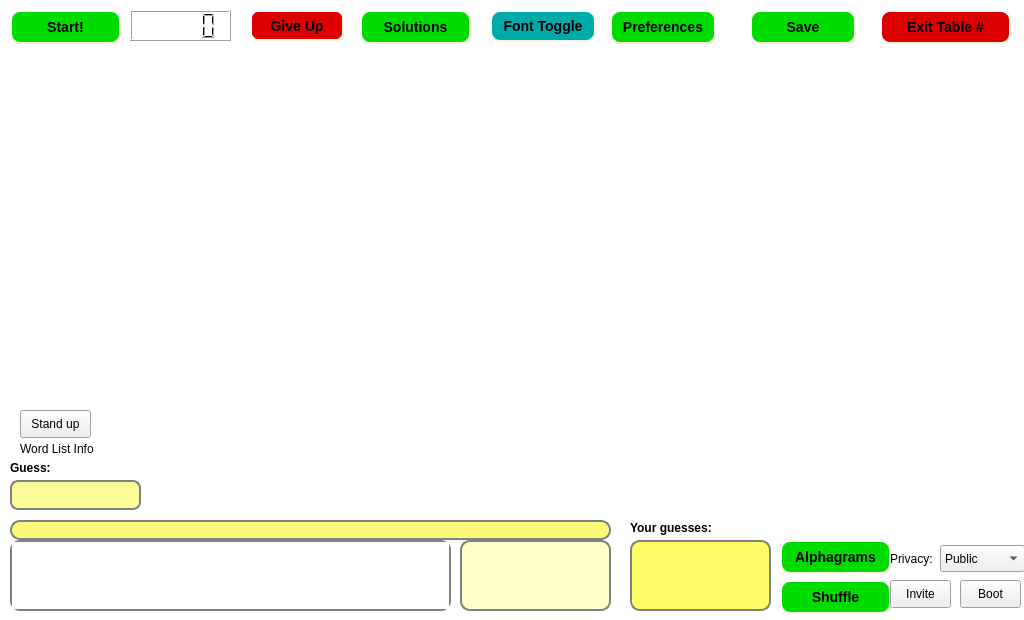
This is aerolith/trunk/src/aerolithclient/tableForm.ui in domino14/aerolithdesktop as Qt 5 draws it before an edit. The edited form follows.
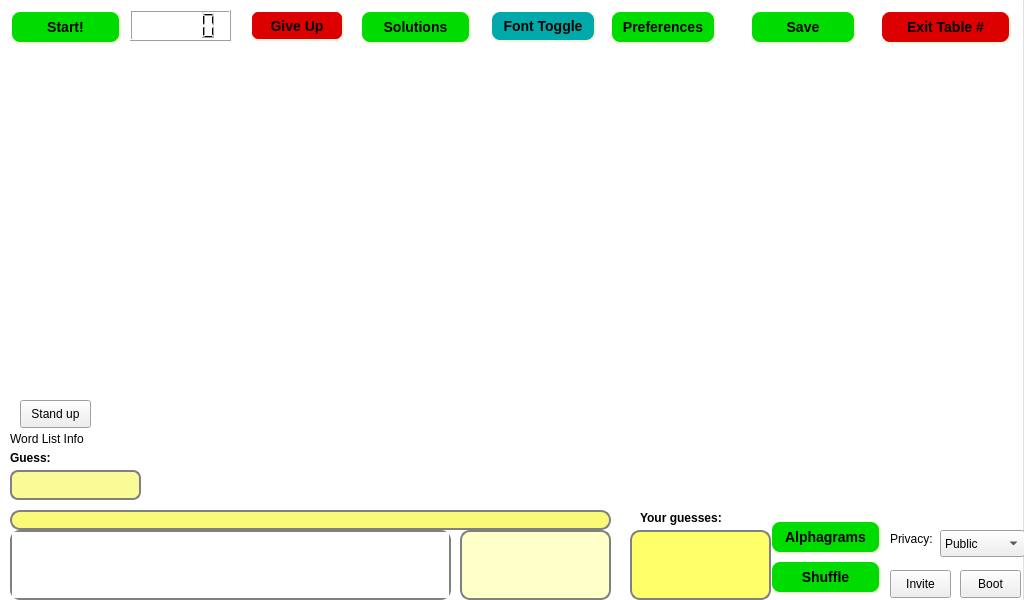
This is the edited form. Custom widgets are drawn as their Qt base class.

```diff
--- a/aerolith/trunk/src/aerolithclient/tableForm.ui
+++ b/aerolith/trunk/src/aerolithclient/tableForm.ui
@@ -7,7 +7,7 @@
     <x>0</x>
     <y>0</y>
     <width>1024</width>
-    <height>620</height>
+    <height>600</height>
    </rect>
   </property>
   <property name="sizePolicy">
@@ -19,7 +19,7 @@
   <property name="minimumSize">
    <size>
     <width>1024</width>
-    <height>620</height>
+    <height>600</height>
    </size>
   </property>
   <property name="maximumSize">
@@ -103,8 +103,8 @@
     <rect>
      <x>-1</x>
      <y>0</y>
-     <width>1031</width>
-     <height>621</height>
+     <width>1024</width>
+     <height>600</height>
     </rect>
    </property>
    <property name="cursor" stdset="0">
@@ -135,8 +135,8 @@
   <widget class="QPushButton" name="pushButtonAlphagrams">
    <property name="geometry">
     <rect>
-     <x>780</x>
-     <y>540</y>
+     <x>770</x>
+     <y>520</y>
      <width>111</width>
      <height>34</height>
     </rect>
@@ -171,8 +171,8 @@
   <widget class="QPushButton" name="pushButtonShuffle">
    <property name="geometry">
     <rect>
-     <x>780</x>
-     <y>580</y>
+     <x>770</x>
+     <y>560</y>
      <width>111</width>
      <height>34</height>
     </rect>
@@ -349,7 +349,7 @@
    <property name="geometry">
     <rect>
      <x>10</x>
-     <y>480</y>
+     <y>470</y>
      <width>131</width>
      <height>30</height>
     </rect>
@@ -373,7 +373,7 @@
    <property name="geometry">
     <rect>
      <x>10</x>
-     <y>460</y>
+     <y>450</y>
      <width>61</width>
      <height>16</height>
     </rect>
@@ -386,7 +386,7 @@
    <property name="geometry">
     <rect>
      <x>10</x>
-     <y>520</y>
+     <y>510</y>
      <width>601</width>
      <height>20</height>
     </rect>
@@ -409,9 +409,9 @@
    <property name="geometry">
     <rect>
      <x>10</x>
-     <y>540</y>
+     <y>530</y>
      <width>441</width>
-     <height>71</height>
+     <height>70</height>
     </rect>
    </property>
    <property name="focusPolicy">
@@ -431,9 +431,9 @@
    <property name="geometry">
     <rect>
      <x>460</x>
-     <y>540</y>
+     <y>530</y>
      <width>151</width>
-     <height>71</height>
+     <height>70</height>
     </rect>
    </property>
    <property name="focusPolicy">
@@ -451,9 +451,9 @@
    <property name="geometry">
     <rect>
      <x>630</x>
-     <y>540</y>
+     <y>530</y>
      <width>141</width>
-     <height>71</height>
+     <height>70</height>
     </rect>
    </property>
    <property name="focusPolicy">
@@ -473,8 +473,8 @@
   <widget class="QLabel" name="labelYourGuesses">
    <property name="geometry">
     <rect>
-     <x>630</x>
-     <y>520</y>
+     <x>640</x>
+     <y>510</y>
      <width>101</width>
      <height>16</height>
     </rect>
@@ -522,8 +522,8 @@
   <widget class="QLabel" name="labelWordListInfo">
    <property name="geometry">
     <rect>
-     <x>20</x>
-     <y>440</y>
+     <x>10</x>
+     <y>430</y>
      <width>121</width>
      <height>18</height>
     </rect>
@@ -644,7 +644,7 @@
    <property name="geometry">
     <rect>
      <x>940</x>
-     <y>545</y>
+     <y>530</y>
      <width>85</width>
      <height>27</height>
     </rect>
@@ -667,7 +667,7 @@
    <property name="geometry">
     <rect>
      <x>890</x>
-     <y>550</y>
+     <y>530</y>
      <width>51</width>
      <height>18</height>
     </rect>
@@ -680,7 +680,7 @@
    <property name="geometry">
     <rect>
      <x>890</x>
-     <y>580</y>
+     <y>570</y>
      <width>61</width>
      <height>28</height>
     </rect>
@@ -696,7 +696,7 @@
    <property name="geometry">
     <rect>
      <x>20</x>
-     <y>410</y>
+     <y>400</y>
      <width>71</width>
      <height>28</height>
     </rect>
@@ -712,7 +712,7 @@
    <property name="geometry">
     <rect>
      <x>960</x>
-     <y>580</y>
+     <y>570</y>
      <width>61</width>
      <height>28</height>
     </rect>
```
